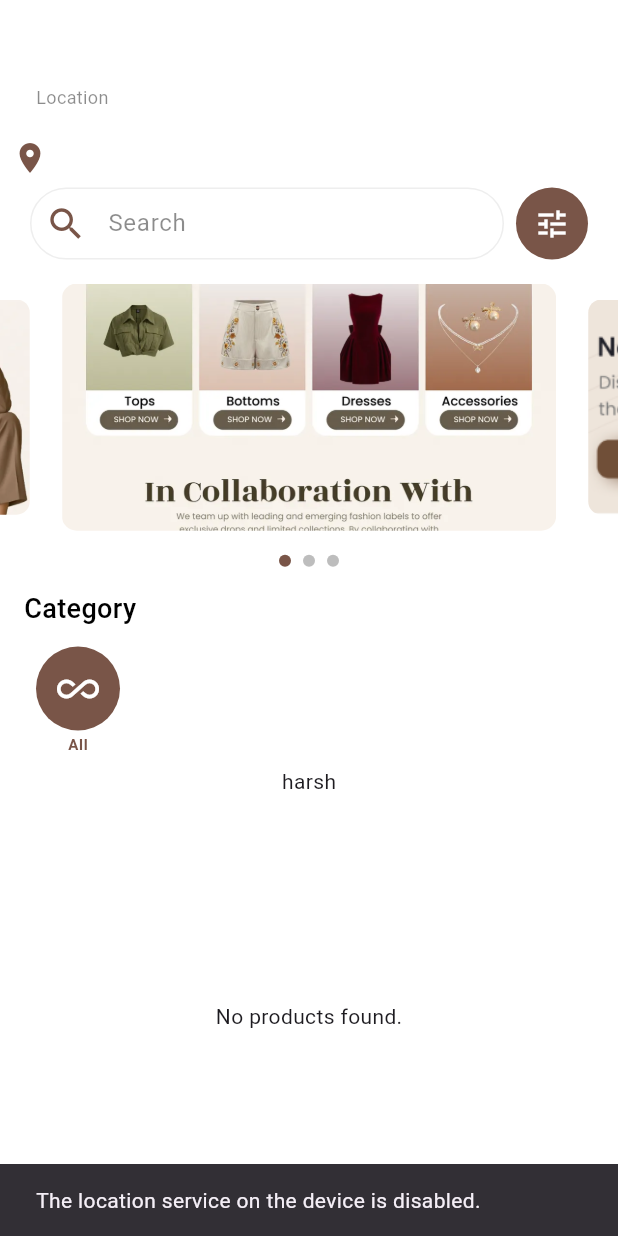
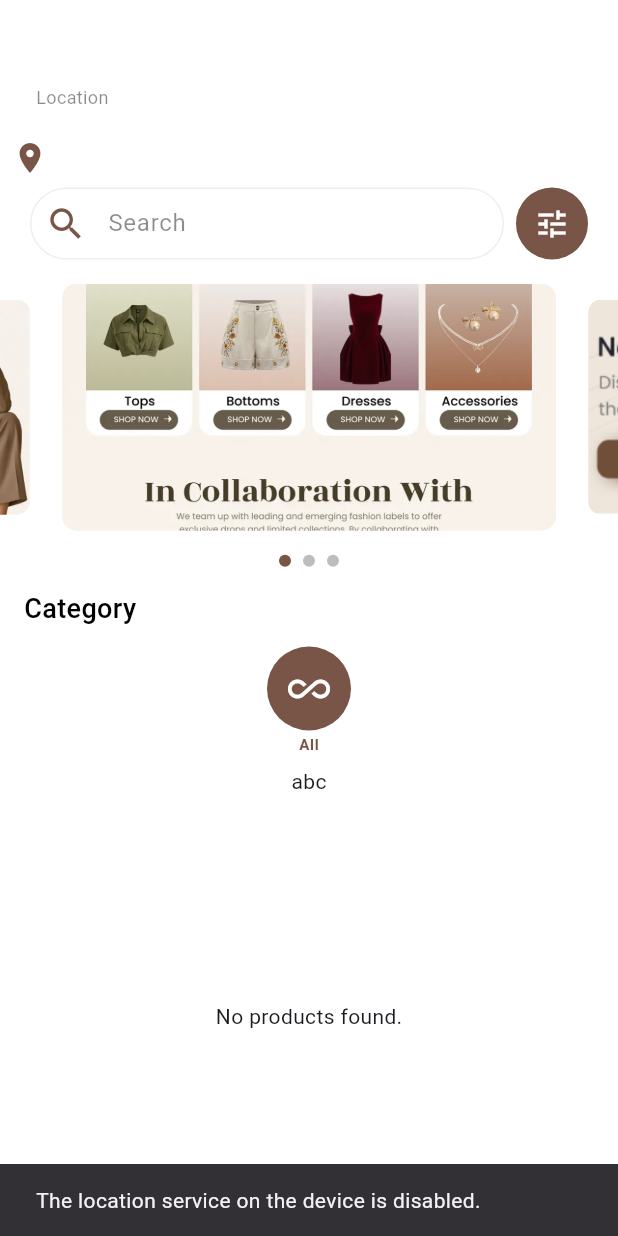
Before and after one commit to Rutva-Patadiya/Shopping-Cart, a Flutter app: the HomePage screen opened directly, after a tap on the "tune" icon, on a phone screen of 412 x 824 dp. Run offline on Flutter 3.47's test engine with Material 3 defaults, Android fonts, the phone set to English and light mode, and no system bars; drawn by our look-alikes of carousel_slider; our stand-ins replace cloud_firestore, equatable, firebase_auth, firebase_core, flutter_bloc, geocoding and 1 more; accounts and stored records are empty; generated files the repository leaves out were written again; Roboto replaces fonts that are missing (Poppins, Poppins-Bold).

Commit message:
filtered-product-bloc file name changed

```diff
--- a/lib/home/home_page.dart
+++ b/lib/home/home_page.dart
@@ -8,8 +8,8 @@ import 'package:shopping_cart/core/utils/theme/text_theme.dart';
 import 'package:shopping_cart/core/utils/theme/theme.dart';
 import 'package:shopping_cart/l10n/translation_extension.dart';
 
-import '../product/bloc/filter_product_bloc.dart';
-import '../product/bloc/filter_product_event.dart';
+import '../product/bloc/product_bloc.dart';
+import '../product/bloc/product_event.dart';
 import '../product/category_list.dart';
 import '../product/data/datasources/product_data_sources.dart';
 import '../widgets/carousel_images.dart';
--- a/lib/product/bloc/filter_product_bloc.dart
+++ b/lib/product/bloc/product_bloc.dart
@@ -6,8 +6,8 @@ import 'package:shopping_cart/product/domain/repositories/product_repositories.d
 
 import '../data/models/category_model.dart';
 import '../domain/entities/product.dart';
-import 'filter_product_event.dart';
-import 'filter_product_state.dart';
+import 'product_event.dart';
+import 'product_state.dart';
 
 //The bloc class is for managing the product & category related operation
 class ProductBloc extends Bloc<FilterProductEvent, ProductState> {
--- a/lib/product/category_list.dart
+++ b/lib/product/category_list.dart
@@ -4,9 +4,9 @@ import 'package:flutter_bloc/flutter_bloc.dart';
 import 'package:shopping_cart/core/utils/theme/theme.dart';
 import 'package:shopping_cart/product/data/datasources/product_data_sources.dart';
 
-import '../product/bloc/filter_product_bloc.dart';
-import '../product/bloc/filter_product_event.dart';
-import '../product/bloc/filter_product_state.dart';
+import '../product/bloc/product_bloc.dart';
+import '../product/bloc/product_event.dart';
+import '../product/bloc/product_state.dart';
 import '../product/data/models/category_model.dart';
 
 class CategoryList extends StatelessWidget {
@@ -24,9 +24,9 @@ class CategoryList extends StatelessWidget {
           };
         }
 
-        if (state is CategoryLoadFailure) {
-          return {'categories': <CategoryModel>[], 'selectedCategoryId': null};
-        }
+        // if (state is CategoryLoadFailure) {
+        //   return {'categories': <CategoryModel>[], 'selectedCategoryId': null};
+        // }
         //if productloadsuccess and categories is empty
         return {'categories': <CategoryModel>[], 'selectedCategoryId': null};
       },
@@ -39,6 +39,7 @@ class CategoryList extends StatelessWidget {
         return SizedBox(
           height: 80,
           child: ListView.builder(
+            shrinkWrap: true,
             scrollDirection: Axis.horizontal,
             padding: const EdgeInsets.symmetric(horizontal: 12),
             itemCount: categories.length + 1,
--- a/lib/product/product_page.dart
+++ b/lib/product/product_page.dart
@@ -7,7 +7,7 @@ import '../core/utils/theme/theme.dart';
 import '../favorite_page/favorite_page.dart';
 import '../message_page/message_page.dart';
 import '../profile_page/profile_page.dart';
-import 'bloc/filter_product_bloc.dart';
+import 'bloc/product_bloc.dart';
 import 'data/datasources/product_data_sources.dart';
 import 'data/repositories/product_repositories_impl.dart';
 
--- a/lib/utils/router_utils.dart
+++ b/lib/utils/router_utils.dart
@@ -1,4 +1,5 @@
 import 'package:flutter/material.dart';
+import 'package:shopping_cart/product/domain/entities/product.dart';
 
 import '../login/login_page.dart';
 import '../product/product_details.dart';
@@ -17,7 +18,10 @@ Route<dynamic> onGenerateRoutes(RouteSettings routeSettings) {
       return MaterialPageRoute(builder: (context) => ProductPage());
 
     case ProductDetailsPage.route:
-      return MaterialPageRoute(builder: (context) => ProductDetailsPage());
+      final product = routeSettings.arguments as Product;
+      return MaterialPageRoute(
+        builder: (context) => ProductDetailsPage(product: product),
+      );
 
     // case HomePage.route:
     //   return MaterialPageRoute(builder: (context) => HomePage());
--- a/lib/widgets/filter_button.dart
+++ b/lib/widgets/filter_button.dart
@@ -2,8 +2,8 @@ import 'package:flutter/material.dart';
 import 'package:flutter_bloc/flutter_bloc.dart';
 
 import '../core/utils/theme/theme.dart';
-import '../product/bloc/filter_product_bloc.dart';
-import '../product/bloc/filter_product_event.dart';
+import '../product/bloc/product_bloc.dart';
+import '../product/bloc/product_event.dart';
 
 class FilterButton extends StatelessWidget {
   const FilterButton({super.key});
--- a/lib/widgets/product_gridview.dart
+++ b/lib/widgets/product_gridview.dart
@@ -1,7 +1,7 @@
 import 'package:flutter/material.dart';
 import 'package:flutter_bloc/flutter_bloc.dart';
-import 'package:shopping_cart/product/bloc/filter_product_bloc.dart';
-import 'package:shopping_cart/product/bloc/filter_product_state.dart';
+import 'package:shopping_cart/product/bloc/product_bloc.dart';
+import 'package:shopping_cart/product/bloc/product_state.dart';
 import 'package:shopping_cart/product/product_card.dart';
 
 import '../product/domain/entities/product.dart';
@@ -15,7 +15,7 @@ class ProductGridView extends StatelessWidget {
   Widget build(BuildContext context) {
     return Column(
       children: [
-        const Text("harsh"),
+        const Text("abc"),
 
         Expanded(
           child: BlocBuilder<ProductBloc, ProductState>(
@@ -46,6 +46,7 @@ class ProductGridView extends StatelessWidget {
                   }
 
                   return GridView.builder(
+                    shrinkWrap: true,
                     padding: const EdgeInsets.all(12),
                     gridDelegate:
                         const SliverGridDelegateWithFixedCrossAxisCount(
--- a/pubspec.yaml
+++ b/pubspec.yaml
@@ -48,6 +48,7 @@ dependencies:
   carousel_slider: ^5.0.0
   geolocator: 14.0.1
   geocoding: ^2.2.0
+#  flutter_sticky_widgets: 0.0.2
 
 
 dev_dependencies:
```
Also changed, not shown: lib/product/product_details.dart (added, +15 -0 lines), lib/product/bloc/product_event.dart (renamed from lib/product/bloc/filter_product_event.dart), lib/product/bloc/product_state.dart (renamed from lib/product/bloc/filter_product_state.dart).
